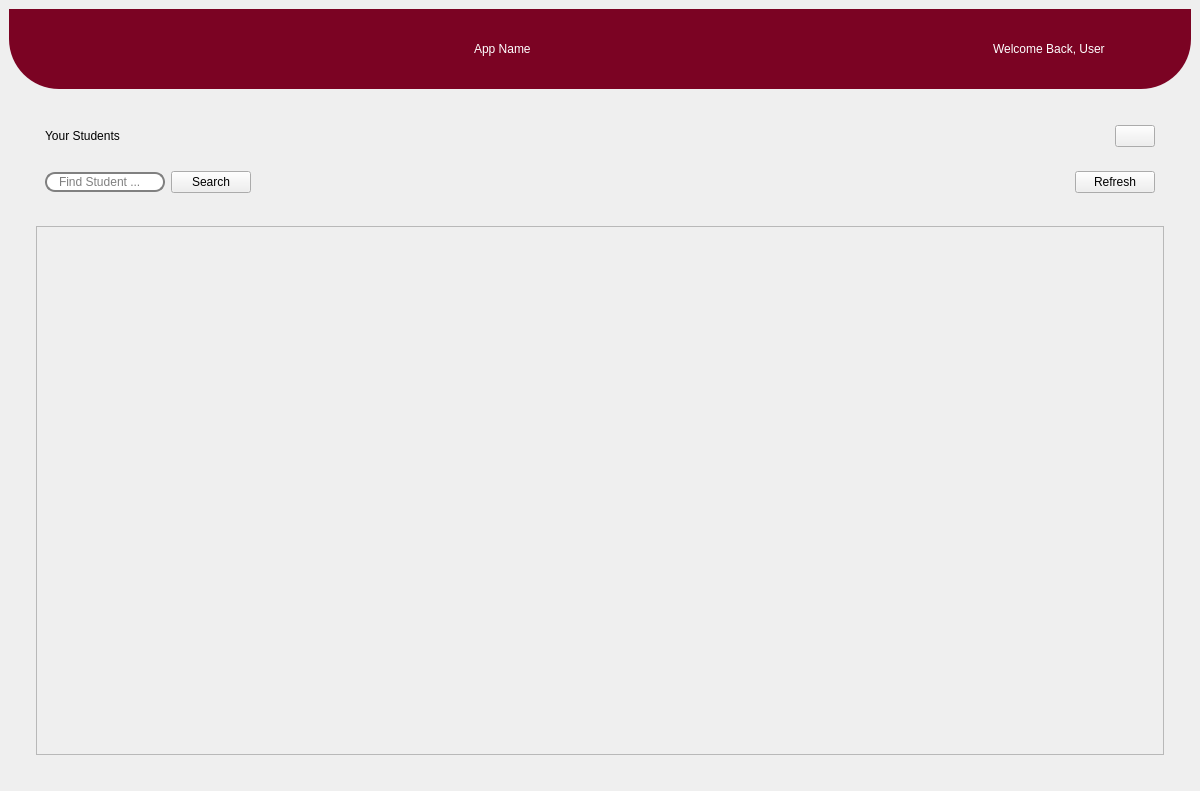
First picture: the form in main.ui, repository chiub2/CMPT496FR, before the edit.
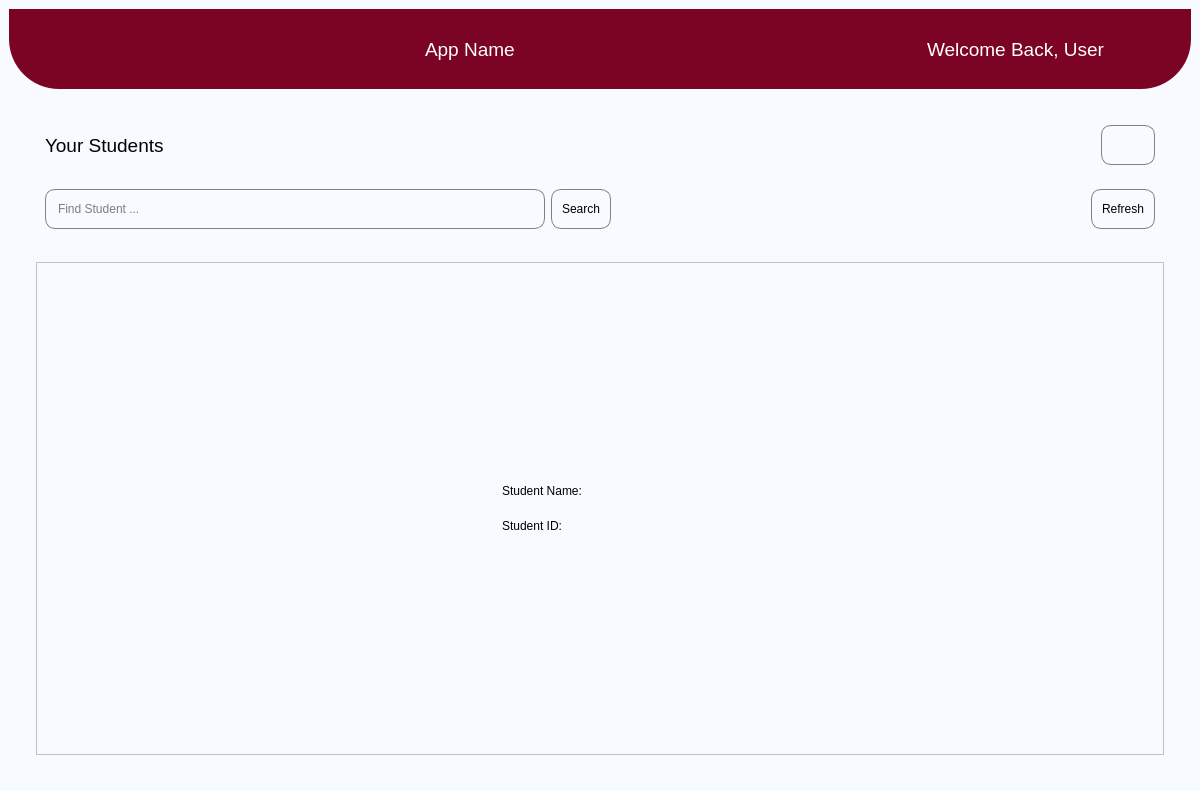
Second picture: the form after the edit. The open tabs and pages were chosen to show the change. Icons and pictures are not drawn.

```diff
--- a/main.ui
+++ b/main.ui
@@ -20,6 +20,9 @@
    <string>MainWindow</string>
   </property>
   <widget class="QWidget" name="centralwidget">
+   <property name="styleSheet">
+    <string notr="true">background-color:rgb(247, 251, 255);</string>
+   </property>
    <layout class="QVBoxLayout" name="verticalLayout_5">
     <item>
      <widget class="QWidget" name="widget" native="true">
@@ -89,6 +92,11 @@
           </item>
           <item>
            <widget class="QLabel" name="label_7">
+            <property name="font">
+             <font>
+              <pointsize>14</pointsize>
+             </font>
+            </property>
             <property name="text">
              <string>App Name</string>
             </property>
@@ -109,6 +117,11 @@
           </item>
           <item>
            <widget class="QLabel" name="label_9">
+            <property name="font">
+             <font>
+              <pointsize>14</pointsize>
+             </font>
+            </property>
             <property name="text">
              <string>Welcome Back, User</string>
             </property>
@@ -479,9 +492,26 @@
                 <layout class="QVBoxLayout" name="verticalLayout_20">
                  <item>
                   <widget class="QWidget" name="widget_17" native="true">
+                   <property name="styleSheet">
+                    <string notr="true">QPushButton{
+	padding-left:10px;
+	padding-right:10px;
+	border: 1px solid gray;
+	border-radius: 10px;
+}
+
+QPushButton:hover{
+   background-color: #b3b3b3;
+}</string>
+                   </property>
                    <layout class="QHBoxLayout" name="horizontalLayout_16">
                     <item>
                      <widget class="QLabel" name="label_15">
+                      <property name="font">
+                       <font>
+                        <pointsize>14</pointsize>
+                       </font>
+                      </property>
                       <property name="text">
                        <string>Your Students</string>
                       </property>
@@ -502,10 +532,16 @@
                     </item>
                     <item>
                      <widget class="QPushButton" name="addStudentButton_3">
+                      <property name="minimumSize">
+                       <size>
+                        <width>0</width>
+                        <height>40</height>
+                       </size>
+                      </property>
                       <property name="maximumSize">
                        <size>
                         <width>100</width>
-                        <height>100</height>
+                        <height>40</height>
                        </size>
                       </property>
                       <property name="text">
@@ -517,8 +553,8 @@
                       </property>
                       <property name="iconSize">
                        <size>
-                        <width>70</width>
-                        <height>70</height>
+                        <width>40</width>
+                        <height>40</height>
                        </size>
                       </property>
                      </widget>
@@ -531,15 +567,36 @@
                    <property name="styleSheet">
                     <string notr="true">QLineEdit{
 	padding-left:10px;
-	border: 2px solid gray;
+	border: 1px solid gray;
 	border-radius: 10px;
 }
 
-</string>
+QPushButton{
+	padding-left:10px;
+	padding-right:10px;
+	border: 1px solid gray;
+	border-radius: 10px;
+}
+
+QPushButton:hover{
+   background-color: #b3b3b3;
+}</string>
                    </property>
                    <layout class="QHBoxLayout" name="horizontalLayout_17">
                     <item>
                      <widget class="QLineEdit" name="lineEdit_3">
+                      <property name="minimumSize">
+                       <size>
+                        <width>500</width>
+                        <height>40</height>
+                       </size>
+                      </property>
+                      <property name="maximumSize">
+                       <size>
+                        <width>500</width>
+                        <height>40</height>
+                       </size>
+                      </property>
                       <property name="placeholderText">
                        <string>Find Student ...</string>
                       </property>
@@ -547,6 +604,18 @@
                     </item>
                     <item>
                      <widget class="QPushButton" name="studentSearchButton">
+                      <property name="minimumSize">
+                       <size>
+                        <width>0</width>
+                        <height>40</height>
+                       </size>
+                      </property>
+                      <property name="maximumSize">
+                       <size>
+                        <width>16777215</width>
+                        <height>40</height>
+                       </size>
+                      </property>
                       <property name="text">
                        <string>Search</string>
                       </property>
@@ -567,6 +636,18 @@
                     </item>
                     <item>
                      <widget class="QPushButton" name="refreshbutton">
+                      <property name="minimumSize">
+                       <size>
+                        <width>0</width>
+                        <height>40</height>
+                       </size>
+                      </property>
+                      <property name="maximumSize">
+                       <size>
+                        <width>16777215</width>
+                        <height>40</height>
+                       </size>
+                      </property>
                       <property name="text">
                        <string>Refresh</string>
                       </property>
@@ -591,13 +672,138 @@
                      <rect>
                       <x>0</x>
                       <y>0</y>
-                      <width>98</width>
-                      <height>28</height>
+                      <width>1126</width>
+                      <height>491</height>
                      </rect>
                     </property>
                     <layout class="QGridLayout" name="gridLayout_3">
                      <item row="0" column="0">
-                      <layout class="QGridLayout" name="studentsViewGridLayout"/>
+                      <layout class="QGridLayout" name="studentsViewGridLayout">
+                       <property name="sizeConstraint">
+                        <enum>QLayout::SetFixedSize</enum>
+                       </property>
+                       <property name="spacing">
+                        <number>10</number>
+                       </property>
+                       <item row="0" column="0">
+                        <widget class="QWidget" name="widget_10" native="true">
+                         <property name="minimumSize">
+                          <size>
+                           <width>250</width>
+                           <height>100</height>
+                          </size>
+                         </property>
+                         <property name="maximumSize">
+                          <size>
+                           <width>250</width>
+                           <height>100</height>
+                          </size>
+                         </property>
+                         <property name="styleSheet">
+                          <string notr="true">background-color: rgb(247, 251, 255);</string>
+                         </property>
+                         <layout class="QHBoxLayout" name="horizontalLayout">
+                          <item>
+                           <widget class="QWidget" name="widget_11" native="true">
+                            <layout class="QVBoxLayout" name="verticalLayout_13">
+                             <item>
+                              <widget class="QWidget" name="widget_20" native="true">
+                               <layout class="QHBoxLayout" name="horizontalLayout_12">
+                                <item>
+                                 <widget class="QLabel" name="label_2">
+                                  <property name="text">
+                                   <string>Student Name:</string>
+                                  </property>
+                                 </widget>
+                                </item>
+                               </layout>
+                              </widget>
+                             </item>
+                             <item>
+                              <widget class="QWidget" name="widget_19" native="true">
+                               <layout class="QHBoxLayout" name="horizontalLayout_13">
+                                <item>
+                                 <widget class="QLabel" name="label_6">
+                                  <property name="text">
+                                   <string>Student ID:</string>
+                                  </property>
+                                 </widget>
+                                </item>
+                               </layout>
+                              </widget>
+                             </item>
+                            </layout>
+                           </widget>
+                          </item>
+                          <item>
+                           <widget class="QWidget" name="widget_12" native="true">
+                            <property name="maximumSize">
+                             <size>
+                              <width>30</width>
+                              <height>150</height>
+                             </size>
+                            </property>
+                            <layout class="QHBoxLayout" name="horizontalLayout_14">
+                             <property name="spacing">
+                              <number>0</number>
+                             </property>
+                             <property name="leftMargin">
+                              <number>0</number>
+                             </property>
+                             <property name="topMargin">
+                              <number>0</number>
+                             </property>
+                             <property name="rightMargin">
+                              <number>0</number>
+                             </property>
+                             <property name="bottomMargin">
+                              <number>0</number>
+                             </property>
+                             <item>
+                              <widget class="QPushButton" name="pushButton">
+                               <property name="minimumSize">
+                                <size>
+                                 <width>25</width>
+                                 <height>50</height>
+                                </size>
+                               </property>
+                               <property name="maximumSize">
+                                <size>
+                                 <width>25</width>
+                                 <height>150</height>
+                                </size>
+                               </property>
+                               <property name="styleSheet">
+                                <string notr="true">QPushButton{
+                                  border:none;
+                                    }
+                                                              
+                                QPushButton:hover{
+                                  background-color: #b3b3b3;
+                                }</string>
+                               </property>
+                               <property name="text">
+                                <string/>
+                               </property>
+                               <property name="icon">
+                                <iconset>
+                                 <normaloff>UI/UI resources/BlackIcons/threeDotMenu.svg</normaloff>UI/UI resources/BlackIcons/threeDotMenu.svg</iconset>
+                               </property>
+                               <property name="iconSize">
+                                <size>
+                                 <width>20</width>
+                                 <height>30</height>
+                                </size>
+                               </property>
+                              </widget>
+                             </item>
+                            </layout>
+                           </widget>
+                          </item>
+                         </layout>
+                        </widget>
+                       </item>
+                      </layout>
                      </item>
                     </layout>
                    </widget>
```
Left out of the diff: 232 changed lines with no effect on the pictures.
